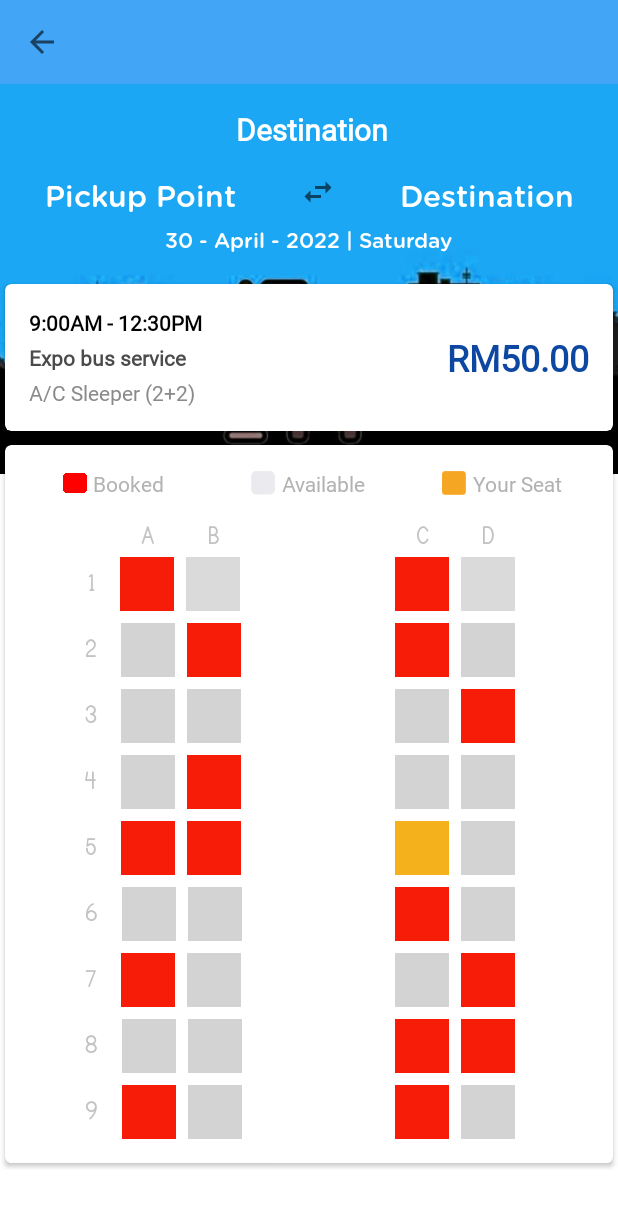
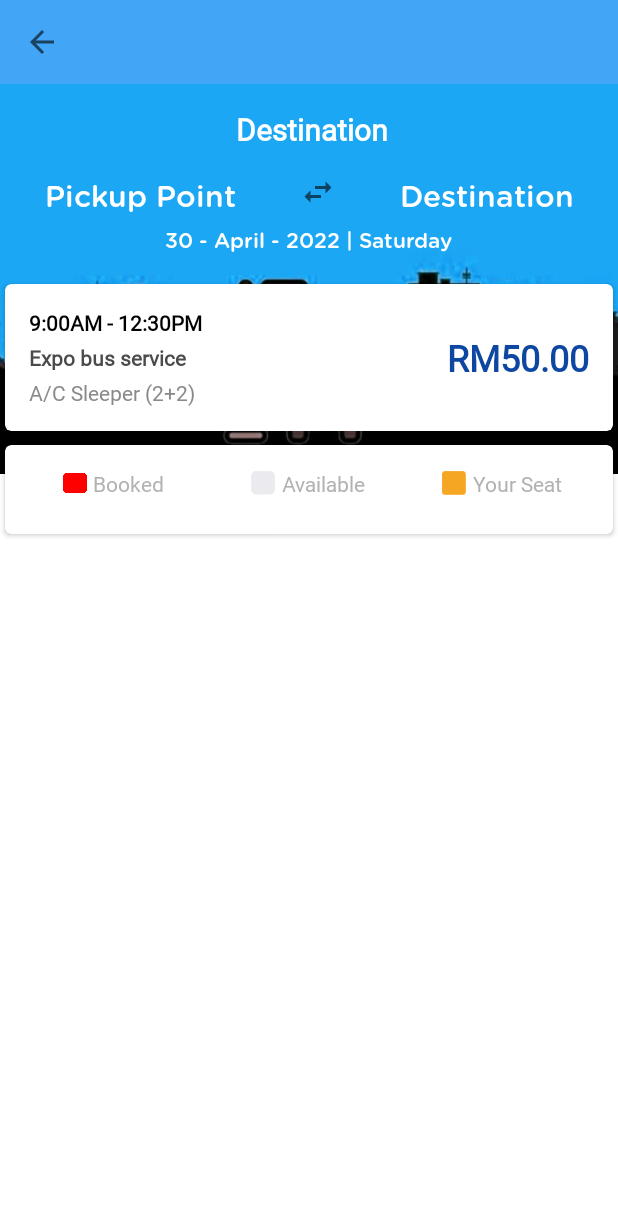
Before and after one commit to FA2500/MatahariTicket, an Android app: the seats screen opened directly, with no data from a screen before it, on a phone screen of 412 x 824 dp. Shown: the top 1207 px of the screen. Run offline under Robolectric (Android 15) with nearby library versions, the phone set to English and light mode, and no system bars; Roboto replaces fonts that are not available here; 1 statement that could not run was skipped.

Commit message:
Update activity_2d_seats_main.xml

```diff
--- a/app/src/main/res/layout/activity_2d_seats_main.xml
+++ b/app/src/main/res/layout/activity_2d_seats_main.xml
@@ -193,6 +193,7 @@
 
 
             <LinearLayout
+                android:id="@+id/llview"
                 android:layout_width="match_parent"
                 android:layout_height="wrap_content"
                 android:orientation="vertical">
@@ -272,7 +273,7 @@
 
                 </LinearLayout>
 
-                <LinearLayout
+                <!--<LinearLayout
                     android:layout_width="match_parent"
                     android:layout_height="wrap_content"
                     android:layout_marginBottom="4dp"
@@ -884,7 +885,7 @@
 
                     </LinearLayout>
 
-                </LinearLayout>
+                </LinearLayout>-->
 
             </LinearLayout>
 
```
